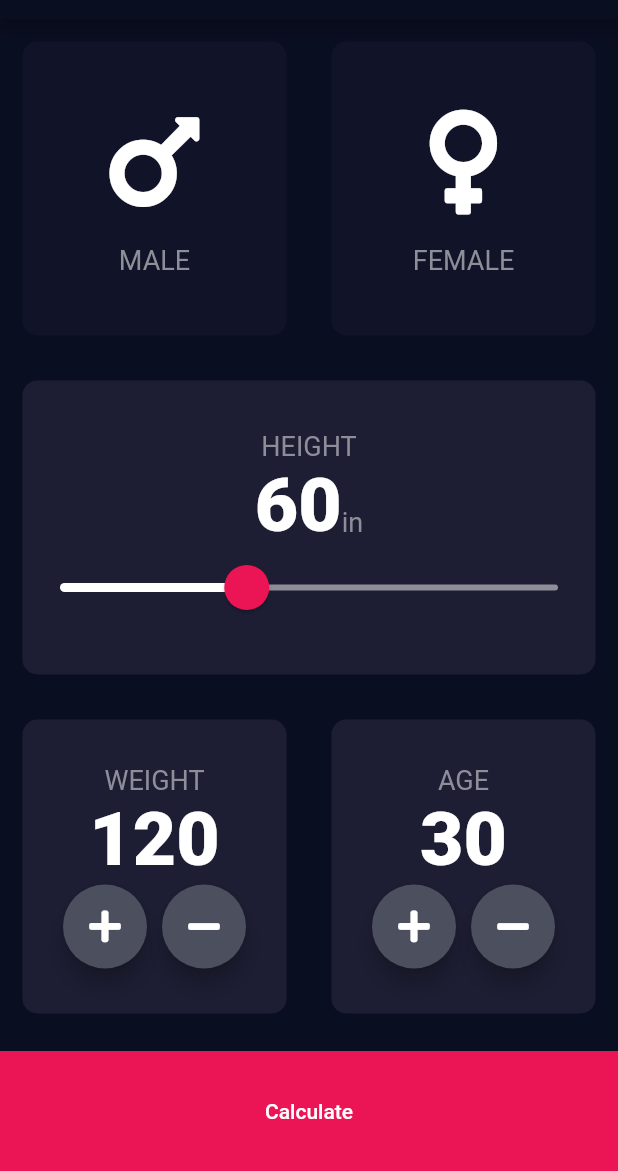
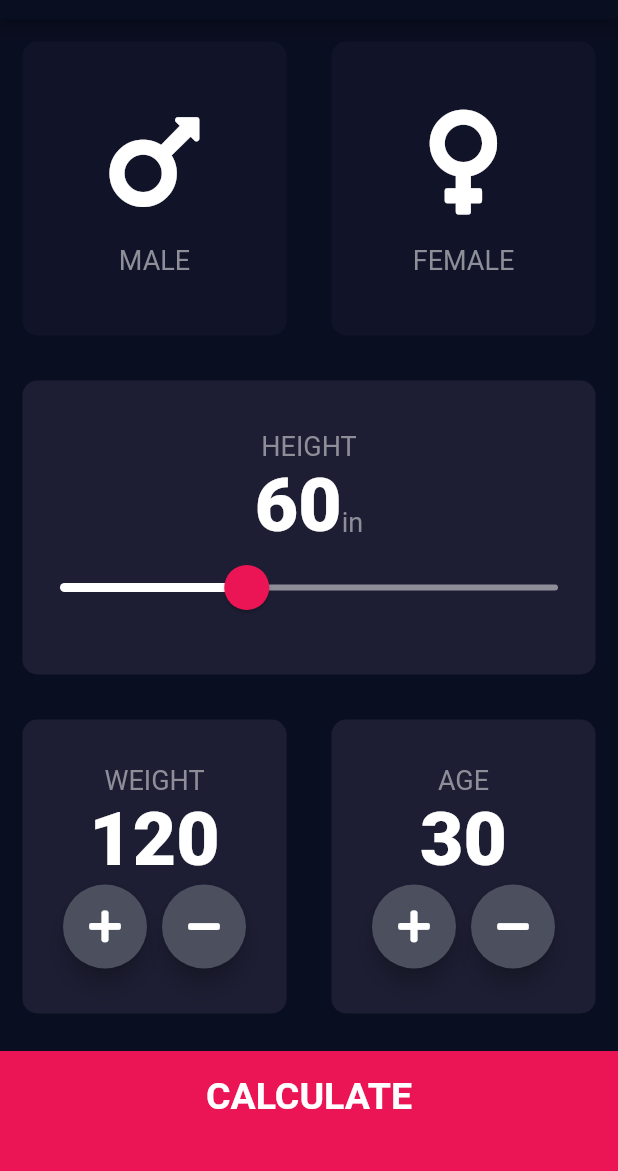
Before and after one commit to rgarbi/flutter_course_first_app, a Flutter app: the screen it shows after launch, on a phone screen of 412 x 824 dp, the part 65-1236 px from its top. Run offline on Flutter 3.47's test engine with Material 2 defaults, Android fonts, the light colour scheme and no system bars; our stand-ins replace audioplayers, font_awesome_flutter, rflutter_alert.

Commit message:
some more refactoring

```diff
--- a/bmi_calculator/lib/constants.dart
+++ b/bmi_calculator/lib/constants.dart
@@ -10,6 +10,25 @@ const kLargeTextStyle = TextStyle(
   fontWeight: FontWeight.w900,
 );
 
+const kTitleTextStyle = TextStyle(
+  fontSize: 50,
+  fontWeight: FontWeight.bold,
+);
+
+const kLargeButtonTextStyle = TextStyle(
+  fontSize: 25,
+  fontWeight: FontWeight.bold,
+);
+
+const kDescriptionTextStyle = TextStyle(
+  fontSize: 22.0,
+);
+
+const kBMITextStyle = TextStyle(
+  fontSize: 100,
+  fontWeight: FontWeight.bold,
+);
+
 const kBottomContainerHeight = 80.0;
 const Color kBackgroundCardColor = Color(0xFF1D1E33);
 const Color kBottomButtonColor = Color(0xFFEB1555);
--- a/bmi_calculator/lib/input_page.dart
+++ b/bmi_calculator/lib/input_page.dart
@@ -258,13 +258,18 @@ class _InputPageState extends State<InputPage> {
               color: kBottomButtonColor,
               margin: EdgeInsets.only(top: 10),
               width: double.infinity,
+              padding: EdgeInsets.only(bottom: 20),
               height: kBottomContainerHeight,
               child: FlatButton(
-                  child: Text('Calculate'),
+                child: Text(
+                  'CALCULATE',
+                  style: kLargeButtonTextStyle,
+                ),
                 onPressed: () {
-                    print('wat');
+                  Navigator.pushNamed(context, '/result');
                 },
-                ))
+              ),
+            ),
           ],
         ),
       ),
--- a/bmi_calculator/lib/main.dart
+++ b/bmi_calculator/lib/main.dart
@@ -1,4 +1,5 @@
 import 'package:bmi_calculator/input_page.dart';
+import 'package:bmi_calculator/result_page.dart';
 import 'package:flutter/material.dart';
 
 
@@ -15,7 +16,11 @@ class BMICalculator extends StatelessWidget {
           bodyText2: TextStyle(color: Colors.white),
         ),
       ),
-      home: InputPage(),
+      initialRoute: '/',
+      routes: {
+        '/': (context) => InputPage(),
+        '/result': (context) => ResultPage(),
+      },
     );
   }
 }
```
Also changed, not shown: bmi_calculator/lib/result_page.dart (added, +81 -0 lines). Lines whose indentation alone changed are shown as unchanged.
